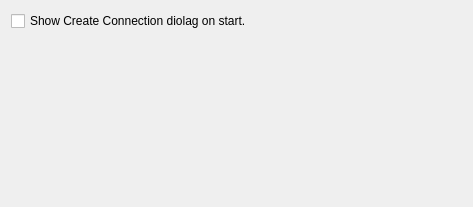
Above: kobby/dialogs/uisettingswidget.ui from KDE/kte-collaborative before the change. Below: the same form after it.
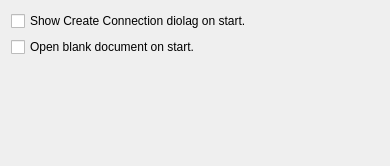
That is the form after the change.

Commit message: Added configuration setting for open with blank document.

```diff
--- a/kobby/dialogs/uisettingswidget.ui
+++ b/kobby/dialogs/uisettingswidget.ui
@@ -6,8 +6,8 @@
    <rect>
     <x>0</x>
     <y>0</y>
-    <width>473</width>
-    <height>207</height>
+    <width>390</width>
+    <height>166</height>
    </rect>
   </property>
   <property name="windowTitle">
@@ -21,6 +21,13 @@
      </property>
     </widget>
    </item>
+   <item>
+    <widget class="QCheckBox" name="kcfg_BlankDocumentOnStart">
+     <property name="text">
+      <string>Open blank document on start.</string>
+     </property>
+    </widget>
+   </item>
    <item>
     <spacer name="verticalSpacer">
      <property name="orientation">
```
The commit also changes 2 other files.
